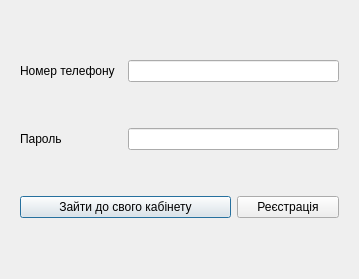
Old version of the form kursovaya/mainmenu.ui in the repository Laffin01/kursovaya1.
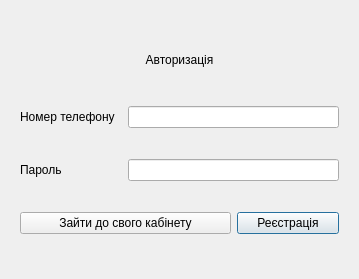
New version of the form.

Diff of the .ui file:
```diff
--- a/kursovaya/mainmenu.ui
+++ b/kursovaya/mainmenu.ui
@@ -13,6 +13,10 @@
   <property name="windowTitle">
    <string>Dialog</string>
   </property>
+  <property name="styleSheet">
+   <string notr="true">
+font: italic 12pt &quot;Times New Roman&quot;;</string>
+  </property>
   <layout class="QGridLayout" name="gridLayout">
    <item row="1" column="0">
     <widget class="QStackedWidget" name="stackedWidget">
@@ -21,40 +25,56 @@
      </property>
      <widget class="QWidget" name="page">
       <layout class="QGridLayout" name="gridLayout_2">
-       <item row="0" column="0">
-        <widget class="QLabel" name="label">
+       <item row="2" column="1" colspan="2">
+        <widget class="QLineEdit" name="namelabel"/>
+       </item>
+       <item row="4" column="2">
+        <widget class="QPushButton" name="pushButton">
          <property name="text">
-          <string>Номер телефону</string>
+          <string>Реєстрація</string>
          </property>
         </widget>
        </item>
        <item row="2" column="0">
+        <widget class="QLabel" name="label">
+         <property name="text">
+          <string>Номер телефону</string>
+         </property>
+        </widget>
+       </item>
+       <item row="3" column="1" colspan="2">
+        <widget class="QLineEdit" name="password"/>
+       </item>
+       <item row="3" column="0">
         <widget class="QLabel" name="label_2">
          <property name="text">
           <string>Пароль</string>
          </property>
         </widget>
        </item>
-       <item row="3" column="0" colspan="2">
+       <item row="4" column="0" colspan="2">
         <widget class="QPushButton" name="autorization">
          <property name="text">
           <string>Зайти до свого кабінету</string>
          </property>
         </widget>
        </item>
-       <item row="3" column="2">
-        <widget class="QPushButton" name="pushButton">
+       <item row="0" column="1">
+        <widget class="QLabel" name="label_9">
+         <property name="maximumSize">
+          <size>
+           <width>16777215</width>
+           <height>30</height>
+          </size>
+         </property>
          <property name="text">
-          <string>Реєстрація</string>
+          <string>Авторизація</string>
+         </property>
+         <property name="alignment">
+          <set>Qt::AlignCenter</set>
          </property>
         </widget>
        </item>
-       <item row="2" column="1" colspan="2">
-        <widget class="QLineEdit" name="password"/>
-       </item>
-       <item row="0" column="1" colspan="2">
-        <widget class="QLineEdit" name="namelabel"/>
-       </item>
       </layout>
      </widget>
      <widget class="QWidget" name="page_2">
```
Left out of the diff: 78 changed lines with no effect on the pictures.
